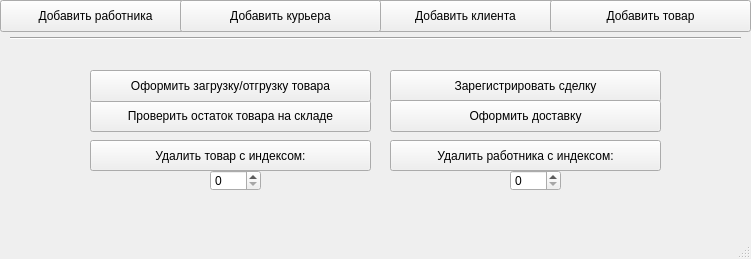
This is main_screen.ui in FIIckSesh/MRP as Qt 5 draws it before an edit. The edited form follows.
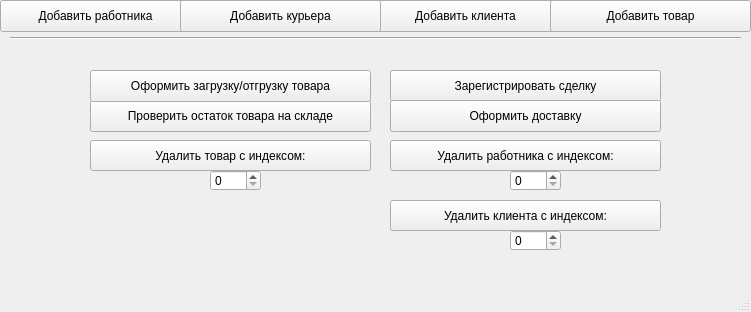
This is the edited form.

Commit message: removing client

```diff
--- a/main_screen.ui
+++ b/main_screen.ui
@@ -7,7 +7,7 @@
     <x>0</x>
     <y>0</y>
     <width>751</width>
-    <height>259</height>
+    <height>312</height>
    </rect>
   </property>
   <property name="windowTitle">
@@ -177,6 +177,29 @@
      <string>Удалить работника с индексом:</string>
     </property>
    </widget>
+   <widget class="QSpinBox" name="clientIndex">
+    <property name="geometry">
+     <rect>
+      <x>510</x>
+      <y>230</y>
+      <width>51</width>
+      <height>21</height>
+     </rect>
+    </property>
+   </widget>
+   <widget class="QPushButton" name="removeClientBtn">
+    <property name="geometry">
+     <rect>
+      <x>390</x>
+      <y>200</y>
+      <width>271</width>
+      <height>31</height>
+     </rect>
+    </property>
+    <property name="text">
+     <string>Удалить клиента с индексом:</string>
+    </property>
+   </widget>
   </widget>
   <widget class="QMenuBar" name="menubar">
    <property name="geometry">
```
The commit also changes 6 other files.
